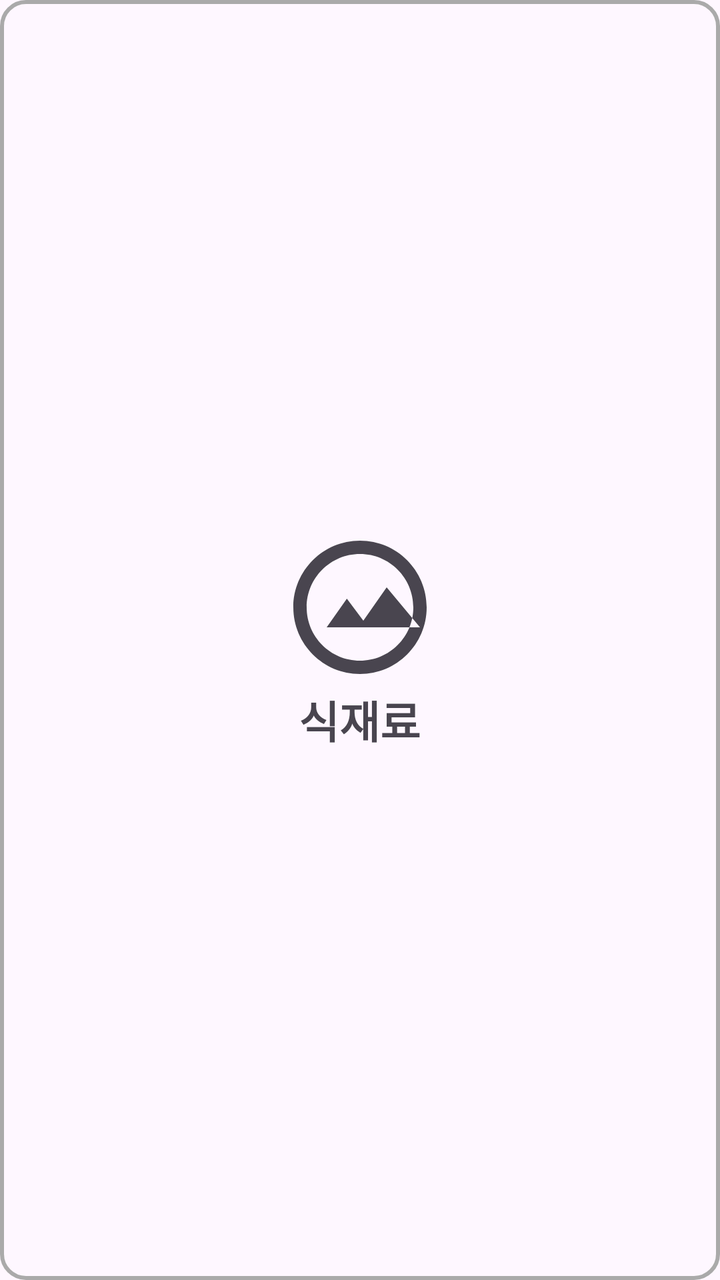
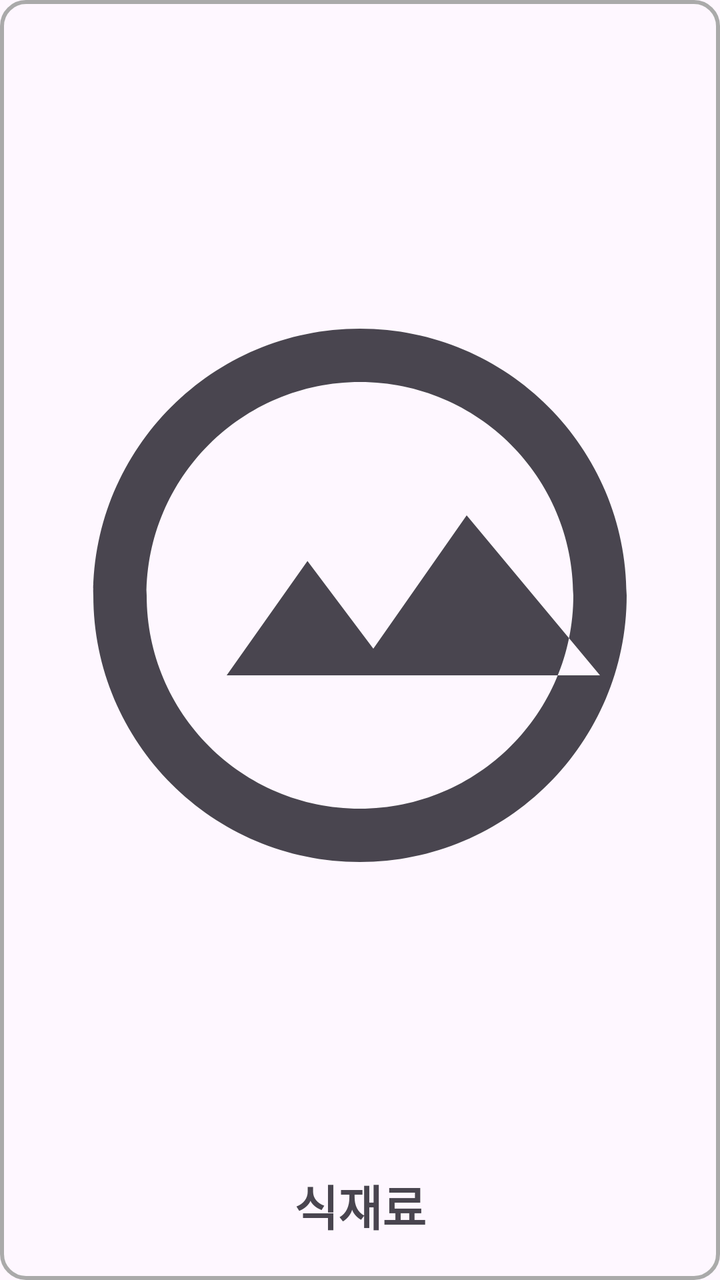

Two renders of the same Android screen: before a commit and after it. Below are the layout's source before the change and the commit's diff.
<!-- AndroidManifest.xml: application theme Theme.PickAndCook -->
<!-- res/layout/item_food.xml -->
<?xml version="1.0" encoding="utf-8"?>
<LinearLayout xmlns:android="http://schemas.android.com/apk/res/android"
    android:id="@+id/foodItemContainer"
    android:layout_width="match_parent"
    android:layout_height="wrap_content"
    android:orientation="vertical"
    android:gravity="center"
    android:layout_margin="6dp"
    android:background="@drawable/item_background_selector"
    android:padding="15dp">

    
    <ImageView
        android:id="@+id/foodImage"
        android:layout_width="@dimen/food_image_size"
        android:layout_height="@dimen/food_image_size"
        android:scaleType="centerCrop"
        android:src="@drawable/ic_placeholder" />

    
    <TextView
        android:id="@+id/foodName"
        android:layout_width="wrap_content"
        android:layout_height="wrap_content"
        android:text="식재료"
        android:textSize="@dimen/food_text_size"
        android:textStyle="bold"
        android:gravity="center"/>
</LinearLayout>
<!-- resources referenced by this layout -->
<resources>
  <dimen name="food_image_size">80dp</dimen>
  <dimen name="food_text_size">22sp</dimen>
  <!-- drawable ic_placeholder (drawable) -->
  <?xml version="1.0" encoding="utf-8"?>
  <vector xmlns:android="http://schemas.android.com/apk/res/android"
      android:width="64dp"
      android:height="64dp"
      android:viewportWidth="24"
      android:viewportHeight="24"
      android:tint="?attr/colorControlNormal">
  
      <path
          android:fillColor="@android:color/darker_gray"
          android:pathData="M12,2C6.48,2 2,6.48 2,12C2,17.52 6.48,22 12,22C17.52,22 22,17.52 22,12C22,6.48 17.52,2 12,2ZM12,20C7.58,20 4,16.42 4,12C4,7.58 7.58,4 12,4C16.42,4 20,7.58 20,12C20,16.42 16.42,20 12,20ZM7,15L10.03,10.71L12.5,14L16,9L21,15H7Z" />
  </vector>
  <!-- drawable item_background_selector (drawable) -->
  <?xml version="1.0" encoding="utf-8"?>
  <selector xmlns:android="http://schemas.android.com/apk/res/android">
      <item android:drawable="@drawable/red_border" android:state_selected="true"/>
      <item android:drawable="@drawable/gray_border"/>
  </selector>
  <style name="Theme.PickAndCook" parent="Base.Theme.PickAndCook" />
  <!-- drawable red_border (drawable) -->
  <?xml version="1.0" encoding="utf-8"?>
  <shape xmlns:android="http://schemas.android.com/apk/res/android"
      android:shape="rectangle">
      <solid android:color="@android:color/transparent" />
      <stroke
          android:width="4dp"
          android:color="@color/red" />
      <corners android:radius="12dp" />
  </shape>
  <!-- drawable gray_border (drawable) -->
  <?xml version="1.0" encoding="utf-8"?>
  <shape xmlns:android="http://schemas.android.com/apk/res/android"
      android:shape="rectangle">
      <solid android:color="@android:color/transparent" />
      <stroke
          android:width="2dp"
          android:color="@android:color/darker_gray" />
      <corners android:radius="12dp" />
  </shape>
  <style name="Base.Theme.PickAndCook" parent="Theme.Material3.DayNight.NoActionBar">
          
          
      </style>
  <color name="red">#E75A5A</color>
</resources>

<!-- the commit's change to res/layout/item_food.xml (unified diff, before → after) -->
@@ -5,16 +5,18 @@
     android:layout_height="wrap_content"
     android:orientation="vertical"
     android:gravity="center"
-    android:layout_margin="6dp"
+    android:layout_margin="8dp"
     android:background="@drawable/item_background_selector"
-    android:padding="15dp">
+    android:padding="@dimen/food_item_padding">
 
     
     <ImageView
         android:id="@+id/foodImage"
-        android:layout_width="@dimen/food_image_size"
-        android:layout_height="@dimen/food_image_size"
-        android:scaleType="centerCrop"
+        android:layout_width="wrap_content"
+        android:layout_height="0dp"
+        android:layout_weight="1"
+        android:adjustViewBounds="true"
+        android:scaleType="fitCenter"
         android:src="@drawable/ic_placeholder" />
 
     
@@ -22,8 +24,11 @@
         android:id="@+id/foodName"
         android:layout_width="wrap_content"
         android:layout_height="wrap_content"
+        android:minWidth="120dp"
         android:text="식재료"
         android:textSize="@dimen/food_text_size"
         android:textStyle="bold"
+        android:maxLines="1"
+        android:layout_marginTop="10dp"
         android:gravity="center"/>
 </LinearLayout>
<!-- resource entries referenced after the edit -->
@@ -1,7 +1,7 @@
 <!-- resources referenced by this layout -->
 <resources>
-  <dimen name="food_image_size">80dp</dimen>
-  <dimen name="food_text_size">22sp</dimen>
+  <dimen name="food_item_padding">20dp</dimen>
+  <dimen name="food_text_size">24sp</dimen>
   <!-- drawable ic_placeholder (drawable) -->
   <?xml version="1.0" encoding="utf-8"?>
   <vector xmlns:android="http://schemas.android.com/apk/res/android"
@@ -44,7 +44,7 @@
   </shape>
   <style name="Base.Theme.PickAndCook" parent="Theme.Material3.DayNight.NoActionBar">
           
-          
+          <item name="colorPrimary">#BBFAF0C8</item>
       </style>
   <color name="red">#E75A5A</color>
 </resources>
